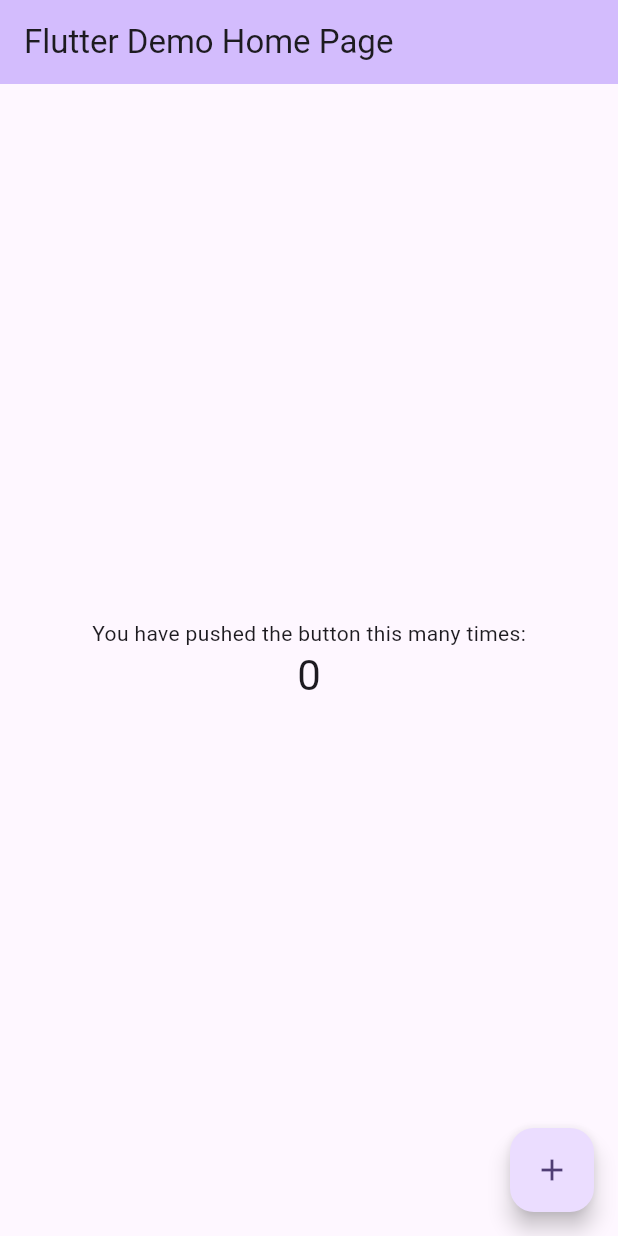
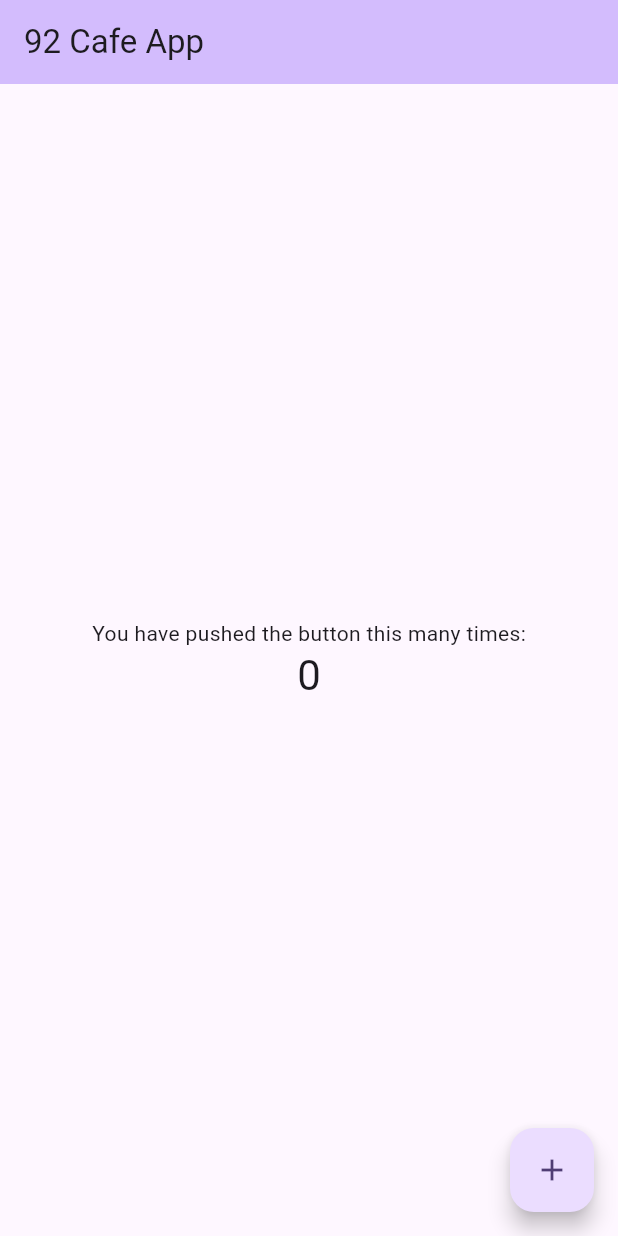
Before and after one commit to kasujjabash/92cafe, a Flutter app: the screen it shows after launch, on a phone screen of 412 x 824 dp. Run offline on Flutter 3.47's test engine with Material 3 defaults, Android fonts, the phone set to English and light mode, and no system bars.

```diff
--- a/lib/main.dart
+++ b/lib/main.dart
@@ -11,42 +11,18 @@ class MyApp extends StatelessWidget {
   @override
   Widget build(BuildContext context) {
     return MaterialApp(
-      title: 'Flutter Demo',
+      title: '92 Cafe App',
       theme: ThemeData(
-        // This is the theme of your application.
-        //
-        // TRY THIS: Try running your application with "flutter run". You'll see
-        // the application has a purple toolbar. Then, without quitting the app,
-        // try changing the seedColor in the colorScheme below to Colors.green
-        // and then invoke "hot reload" (save your changes or press the "hot
-        // reload" button in a Flutter-supported IDE, or press "r" if you used
-        // the command line to start the app).
-        //
-        // Notice that the counter didn't reset back to zero; the application
-        // state is not lost during the reload. To reset the state, use hot
-        // restart instead.
-        //
-        // This works for code too, not just values: Most code changes can be
-        // tested with just a hot reload.
         colorScheme: ColorScheme.fromSeed(seedColor: Colors.deepPurple),
         useMaterial3: true,
       ),
-      home: const MyHomePage(title: 'Flutter Demo Home Page'),
+      home: const MyHomePage(title: '92 Cafe App'),
     );
   }
 }
 
 class MyHomePage extends StatefulWidget {
   const MyHomePage({super.key, required this.title});
-
-  // This widget is the home page of your application. It is stateful, meaning
-  // that it has a State object (defined below) that contains fields that affect
-  // how it looks.
-
-  // This class is the configuration for the state. It holds the values (in this
-  // case the title) provided by the parent (in this case the App widget) and
-  // used by the build method of the State. Fields in a Widget subclass are
-  // always marked "final".
 
   final String title;
 
@@ -59,50 +35,19 @@ class _MyHomePageState extends State<MyHomePage> {
 
   void _incrementCounter() {
     setState(() {
-      // This call to setState tells the Flutter framework that something has
-      // changed in this State, which causes it to rerun the build method below
-      // so that the display can reflect the updated values. If we changed
-      // _counter without calling setState(), then the build method would not be
-      // called again, and so nothing would appear to happen.
       _counter++;
     });
   }
 
   @override
   Widget build(BuildContext context) {
-    // This method is rerun every time setState is called, for instance as done
-    // by the _incrementCounter method above.
-    //
-    // The Flutter framework has been optimized to make rerunning build methods
-    // fast, so that you can just rebuild anything that needs updating rather
-    // than having to individually change instances of widgets.
     return Scaffold(
       appBar: AppBar(
-        // TRY THIS: Try changing the color here to a specific color (to
-        // Colors.amber, perhaps?) and trigger a hot reload to see the AppBar
-        // change color while the other colors stay the same.
         backgroundColor: Theme.of(context).colorScheme.inversePrimary,
-        // Here we take the value from the MyHomePage object that was created by
-        // the App.build method, and use it to set our appbar title.
         title: Text(widget.title),
       ),
       body: Center(
-        // Center is a layout widget. It takes a single child and positions it
-        // in the middle of the parent.
         child: Column(
-          // Column is also a layout widget. It takes a list of children and
-          // arranges them vertically. By default, it sizes itself to fit its
-          // children horizontally, and tries to be as tall as its parent.
-          //
-          // Column has various properties to control how it sizes itself and
-          // how it positions its children. Here we use mainAxisAlignment to
-          // center the children vertically; the main axis here is the vertical
-          // axis because Columns are vertical (the cross axis would be
-          // horizontal).
-          //
-          // TRY THIS: Invoke "debug painting" (choose the "Toggle Debug Paint"
-          // action in the IDE, or press "p" in the console), to see the
-          // wireframe for each widget.
           mainAxisAlignment: MainAxisAlignment.center,
           children: <Widget>[
             const Text(
@@ -119,7 +64,7 @@ class _MyHomePageState extends State<MyHomePage> {
         onPressed: _incrementCounter,
         tooltip: 'Increment',
         child: const Icon(Icons.add),
-      ), // This trailing comma makes auto-formatting nicer for build methods.
+      ),
     );
   }
 }
```
